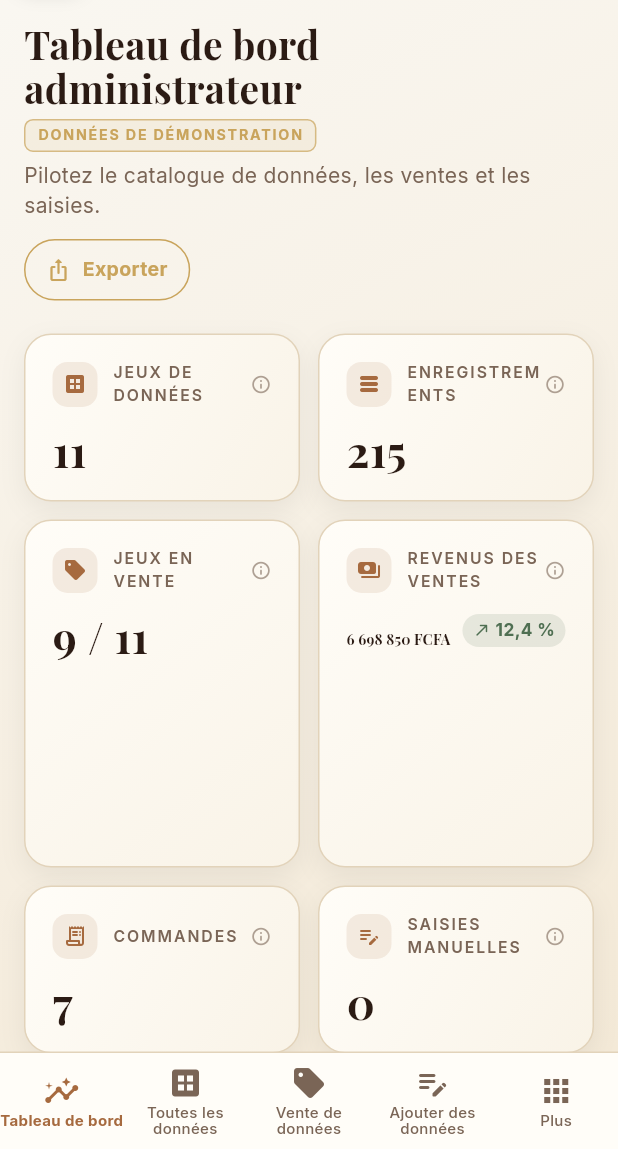
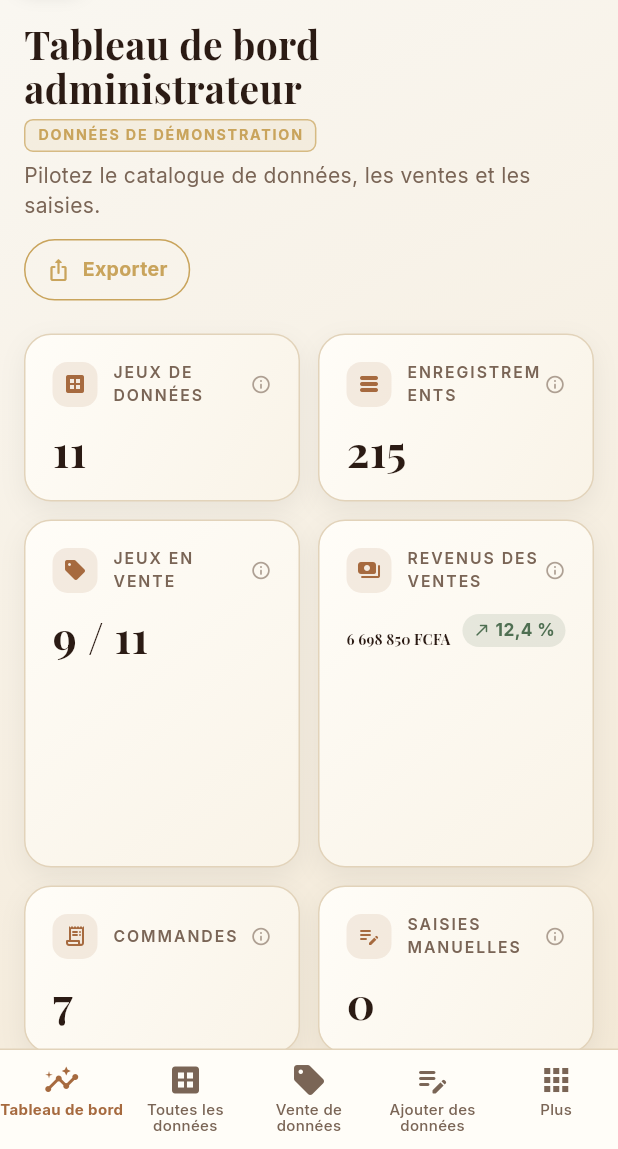
Before and after one commit to EUDYDEV/coffee-intelligence, a Flutter app: the AdminShell screen opened directly, on a phone screen of 412 x 824 dp, the part 87-1236 px from its top. Run offline on Flutter 3.47's test engine with Material 3 defaults, Android fonts, the phone set to English and light mode, and no system bars; our stand-ins replace pdf, share_plus, web; missing offline and left inert: dart:js_interop.

Commit message:
Barres du bas: icônes alignées (hauteur de libellé fixe)
Co-Authored-By: Claude Sonnet 5.5 <noreply@anthropic.com>

```diff
--- a/lib/features/admin/admin_shell.dart
+++ b/lib/features/admin/admin_shell.dart
@@ -171,7 +171,7 @@ class AdminShell extends StatelessWidget {
               child: Column(mainAxisSize: MainAxisSize.min, children: [
                 Icon(icon, color: sel ? p.accent : p.muted),
                 const SizedBox(height: 2),
-                Text(label, maxLines: 2, textAlign: TextAlign.center, overflow: TextOverflow.ellipsis, style: TextStyle(fontSize: 10, height: 1.1, fontWeight: sel ? FontWeight.w700 : FontWeight.w500, color: sel ? p.accent : p.muted)),
+                SizedBox(height: 24, child: Align(alignment: Alignment.topCenter, child: Text(label, maxLines: 2, textAlign: TextAlign.center, overflow: TextOverflow.ellipsis, style: TextStyle(fontSize: 10, height: 1.1, fontWeight: sel ? FontWeight.w700 : FontWeight.w500, color: sel ? p.accent : p.muted)))),
               ]),
             ),
           ),
--- a/lib/features/shell/app_shell.dart
+++ b/lib/features/shell/app_shell.dart
@@ -450,7 +450,7 @@ class _BottomNav extends StatelessWidget {
                   child: Icon(icon, size: 22, color: sel ? p.accent : p.muted),
                 ),
                 const SizedBox(height: 2),
-                Text(label, textAlign: TextAlign.center, style: TextStyle(fontSize: 10, height: 1.1, fontWeight: sel ? FontWeight.w700 : FontWeight.w500, color: sel ? p.accent : p.muted), maxLines: 2, overflow: TextOverflow.ellipsis),
+                SizedBox(height: 24, child: Align(alignment: Alignment.topCenter, child: Text(label, textAlign: TextAlign.center, style: TextStyle(fontSize: 10, height: 1.1, fontWeight: sel ? FontWeight.w700 : FontWeight.w500, color: sel ? p.accent : p.muted), maxLines: 2, overflow: TextOverflow.ellipsis))),
               ]),
             ),
           ),
```
